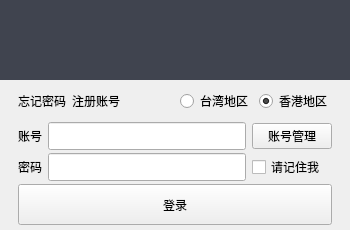
starmcc/qs-beanfun-5, file resources/ui/Ui_Login.ui: the form before one commit.
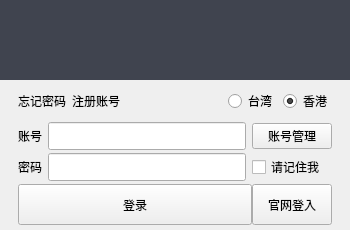
The form after the commit.

Commit message: 5.4.0 增加网页登入功能，彻底解决台号人机验证问题 修复已知bug

What changed in the file:
```diff
--- a/resources/ui/Ui_Login.ui
+++ b/resources/ui/Ui_Login.ui
@@ -150,7 +150,7 @@
            <enum>Qt::NoFocus</enum>
           </property>
           <property name="text">
-           <string>台湾地区</string>
+           <string>台湾</string>
           </property>
          </widget>
         </item>
@@ -160,7 +160,7 @@
            <enum>Qt::NoFocus</enum>
           </property>
           <property name="text">
-           <string>香港地区</string>
+           <string>香港</string>
           </property>
           <property name="checked">
            <bool>true</bool>
@@ -258,6 +258,11 @@
       </widget>
      </item>
      <item>
+      <layout class="QHBoxLayout" name="horizontalLayout" stretch="1,0">
+       <property name="spacing">
+        <number>0</number>
+       </property>
+       <item>
       <widget class="QPushButton" name="pushButton_login">
        <property name="sizePolicy">
         <sizepolicy hsizetype="Preferred" vsizetype="Preferred">
@@ -269,6 +274,21 @@
         <string>登录</string>
        </property>
       </widget>
+       </item>
+       <item>
+        <widget class="QPushButton" name="pushButton_web">
+         <property name="sizePolicy">
+          <sizepolicy hsizetype="Preferred" vsizetype="Preferred">
+           <horstretch>0</horstretch>
+           <verstretch>0</verstretch>
+          </sizepolicy>
+         </property>
+         <property name="text">
+          <string>官网登入</string>
+         </property>
+        </widget>
+       </item>
+      </layout>
      </item>
     </layout>
    </item>
```
Lines whose indentation alone changed are shown as unchanged. The commit also changes 14 other files.
